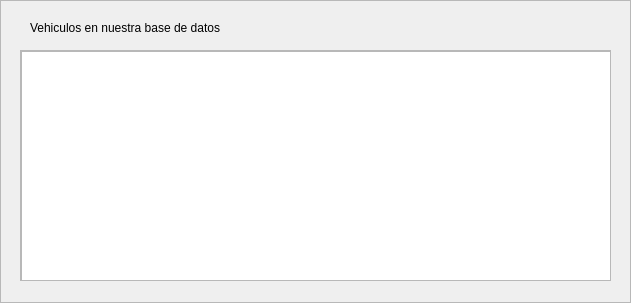
First picture: the form in listavehiculos.ui, repository eherng03/el-coche-de-homer, before the edit.
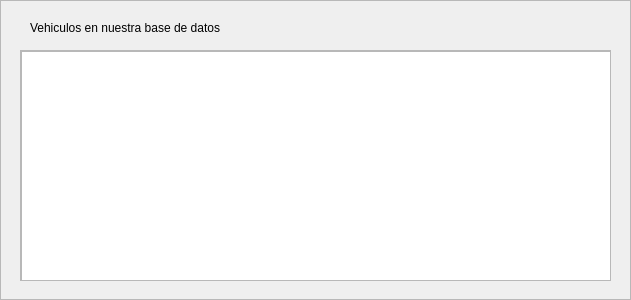
Second picture: the form after the edit.

```diff
--- a/listavehiculos.ui
+++ b/listavehiculos.ui
@@ -7,7 +7,7 @@
     <x>0</x>
     <y>0</y>
     <width>631</width>
-    <height>303</height>
+    <height>300</height>
    </rect>
   </property>
   <property name="windowTitle">
```
Left out of the diff: 5 changed lines with no effect on the pictures.
